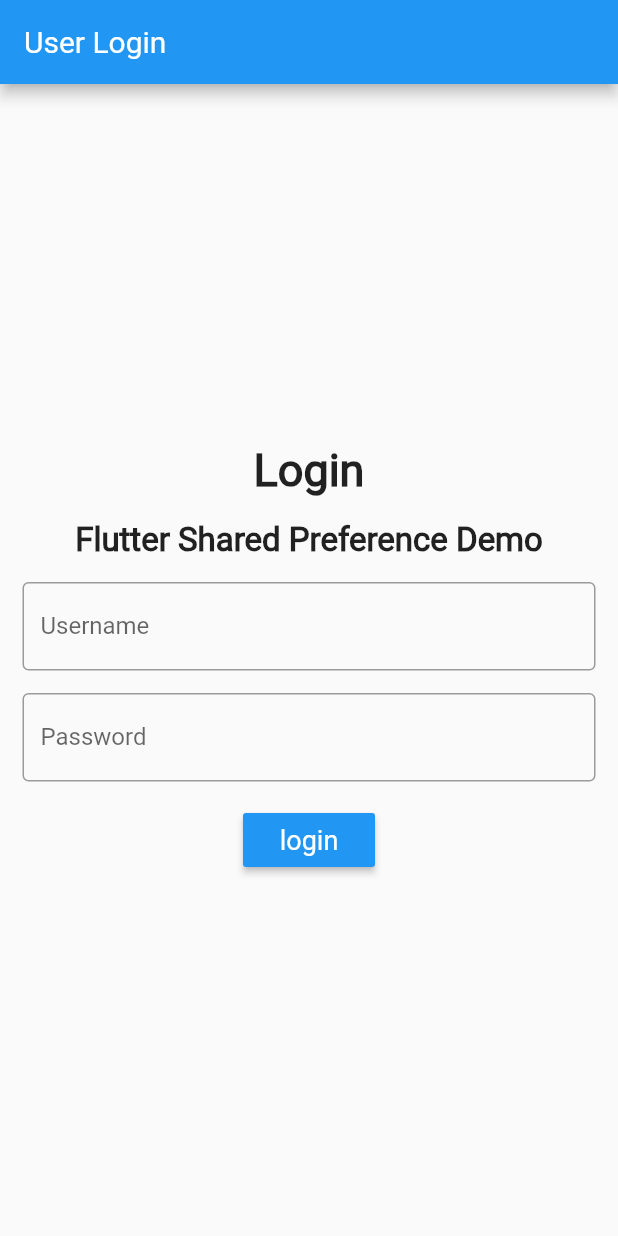
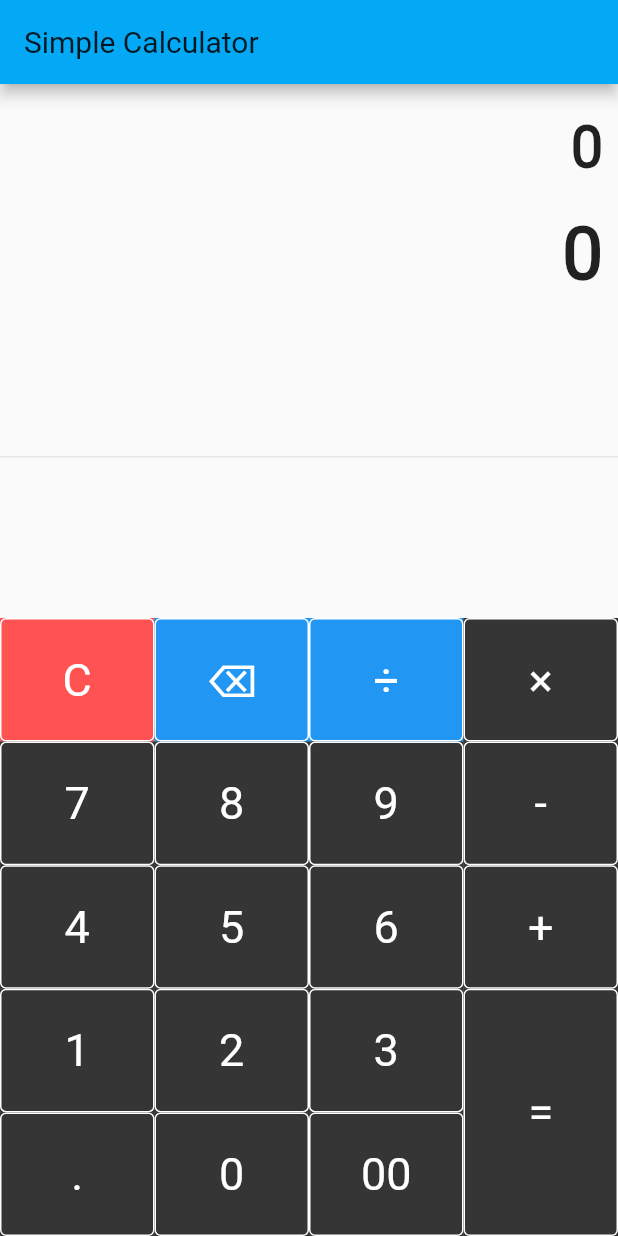
Before and after one commit to mahmudul2017/Work-with-flutter, a Flutter app: the screen it shows after launch, on a phone screen of 412 x 824 dp. Run offline on Flutter 3.47's test engine with Material 2 defaults, Android fonts, the phone set to English and light mode, and no system bars; our stand-ins replace liquid_swipe, math_expressions, shared_preferences.

Commit message:
+ calculator added

```diff
--- /dev/null
+++ b/lib/calculator/smartCalculator.dart
@@ -0,0 +1,182 @@
+import 'package:flutter/material.dart';
+import 'package:math_expressions/math_expressions.dart';
+
+class smartCalculator extends StatelessWidget {
+  @override
+  Widget build(BuildContext context) {
+    return MaterialApp(
+      debugShowCheckedModeBanner: false,
+      theme: ThemeData(primarySwatch: Colors.lightBlue),
+      home: simpleCalculator(),
+    );
+  }
+}
+
+class simpleCalculator extends StatefulWidget {
+  @override
+  _simpleCalculatorState createState() => _simpleCalculatorState();
+}
+
+class _simpleCalculatorState extends State<simpleCalculator> {
+  String equation = "0";
+  String result = "0";
+  String expression = "";
+  double equationFontSize = 38.0;
+  double resultFontSize = 48.0;
+
+  btnClick(String btnText) {
+    setState(() {
+      if (btnText == 'C') {
+        equation = '0';
+        result = '0';
+        equationFontSize = 38.0;
+        resultFontSize = 48.0;
+      } else if (btnText == '⌫') {
+        equation = equation.substring(0, equation.length - 1);
+        if (equation == '') {
+          equation = '0';
+        }
+        equationFontSize = 48.0;
+        resultFontSize = 38.0;
+      } else if (btnText == '=') {
+        equationFontSize = 38.0;
+        resultFontSize = 48.0;
+
+        expression = equation;
+        expression = expression.replaceAll('×', '*');
+        expression = expression.replaceAll('÷', '⁄');
+
+        try {
+          Parser p = Parser();
+          Expression exp = p.parse(expression);
+
+          ContextModel cm = ContextModel();
+          result = '${exp.evaluate(EvaluationType.REAL, cm)}';
+        } catch (e) {
+          result = 'Error';
+        }
+      } else {
+        if (equation == '0') {
+          equation = btnText;
+        } else {
+          equation = equation + btnText;
+        }
+        equationFontSize = 48.0;
+        resultFontSize = 38.0;
+      }
+    });
+  }
+
+  Widget createButton(String btnText, double btnHeight, Color btnColor) {
+    return Container(
+      height: MediaQuery.of(context).size.height * 0.1 * btnHeight,
+      color: btnColor,
+      child: FlatButton(
+        shape: RoundedRectangleBorder(
+          borderRadius: BorderRadius.circular(4.0),
+          side: BorderSide(
+              color: Colors.white, width: 1, style: BorderStyle.solid),
+        ),
+        padding: EdgeInsets.all(16.0),
+        onPressed: () => btnClick(btnText),
+        child: Text(
+          btnText,
+          style: TextStyle(
+              fontSize: 30, fontWeight: FontWeight.normal, color: Colors.white),
+        ),
+      ),
+    );
+  }
+
+  @override
+  Widget build(BuildContext context) {
+    return Scaffold(
+      appBar: AppBar(
+        title: Text('Simple Calculator'),
+      ),
+      body: Column(
+        children: <Widget>[
+          Container(
+            alignment: Alignment.centerRight,
+            padding: EdgeInsets.fromLTRB(10, 20, 10, 0),
+            child: Text(
+              equation,
+              style: TextStyle(
+                  fontSize: equationFontSize, fontWeight: FontWeight.bold),
+            ),
+          ),
+          Container(
+            alignment: Alignment.centerRight,
+            padding: EdgeInsets.fromLTRB(10, 20, 10, 0),
+            child: Text(
+              result,
+              style: TextStyle(
+                  fontSize: resultFontSize, fontWeight: FontWeight.bold),
+            ),
+          ),
+          Expanded(
+            child: Divider(),
+          ),
+          Row(
+            mainAxisAlignment: MainAxisAlignment.center,
+            children: <Widget>[
+              Container(
+                color: Colors.black54,
+                width: MediaQuery.of(context).size.width * 0.75,
+                child: Table(
+                  children: [
+                    TableRow(children: [
+                      createButton('C', 1, Colors.redAccent),
+                      createButton('⌫', 1, Colors.blue),
+                      createButton('÷', 1, Colors.blue),
+                    ]),
+                    TableRow(children: [
+                      createButton('7', 1, Colors.black54),
+                      createButton('8', 1, Colors.black54),
+                      createButton('9', 1, Colors.black54),
+                    ]),
+                    TableRow(children: [
+                      createButton('4', 1, Colors.black54),
+                      createButton('5', 1, Colors.black54),
+                      createButton('6', 1, Colors.black54),
+                    ]),
+                    TableRow(children: [
+                      createButton('1', 1, Colors.black54),
+                      createButton('2', 1, Colors.black54),
+                      createButton('3', 1, Colors.black54),
+                    ]),
+                    TableRow(children: [
+                      createButton('.', 1, Colors.black54),
+                      createButton('0', 1, Colors.black54),
+                      createButton('00', 1, Colors.black54),
+                    ]),
+                  ],
+                ),
+              ),
+              Container(
+                color: Colors.black54,
+                width: MediaQuery.of(context).size.width * 0.25,
+                child: Table(
+                  children: [
+                    TableRow(children: [
+                      createButton('×', 1, Colors.black54),
+                    ]),
+                    TableRow(children: [
+                      createButton('-', 1, Colors.black54),
+                    ]),
+                    TableRow(children: [
+                      createButton('+', 1, Colors.black54),
+                    ]),
+                    TableRow(children: [
+                      createButton('=', 2, Colors.black54),
+                    ])
+                  ],
+                ),
+              )
+            ],
+          )
+        ],
+      ),
+    );
+  }
+}
--- a/lib/main.dart
+++ b/lib/main.dart
@@ -9,6 +9,7 @@ import './app_screens/liquidSwipe.dart';
 import './app_screens/sharedPreference.dart';
 import 'package:liquid_swipe/liquid_swipe.dart';
 import 'bottom_navigation/bottomNavigation.dart';
+import 'calculator/smartCalculator.dart';
 import 'json_parse/jsonParse.dart';
 import 'state_manage/stateManagement.dart';
 
@@ -55,7 +56,7 @@ import 'state_manage/stateManagement.dart';
   }
 }*/
 
-void main() => runApp(login());
+void main() => runApp(smartCalculator());
 
 //************* Provider apply *************
 /*void main() => runApp(ChangeNotifierProvider(
--- a/pubspec.yaml
+++ b/pubspec.yaml
@@ -27,6 +27,7 @@ dependencies:
   liquid_swipe: ^1.5.0
   http: ^0.12.2
   provider: ^4.3.3
+  math_expressions: ^2.0.2
 
   # The following adds the Cupertino Icons font to your application.
   # Use with the CupertinoIcons class for iOS style icons.
```
Also changed, not shown: pubspec.lock, 1 other file.
